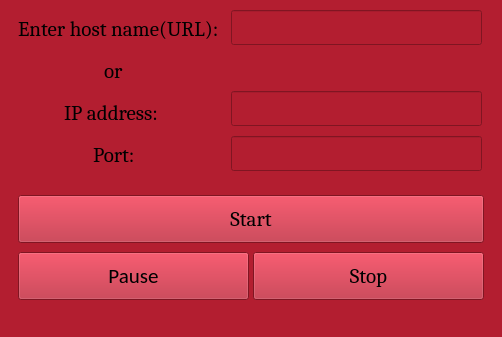
WhoIAm-Benjamin/DDOS_Attack, file design_1/.ui & .qrc files/design.ui: the form before one commit.
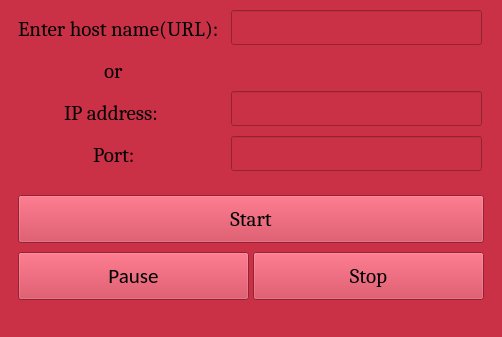
The form after the commit.

Patch:
```diff
--- a/design_1/.ui & .qrc files/design.ui
+++ b/design_1/.ui & .qrc files/design.ui
@@ -35,7 +35,7 @@
    <bool>false</bool>
   </property>
   <property name="styleSheet">
-   <string notr="true">background: rgb(179, 30, 48)</string>
+   <string notr="true">background: rgb(203, 49, 70)</string>
   </property>
   <widget class="QWidget" name="centralwidget">
    <widget class="QLineEdit" name="URL_address">
```
